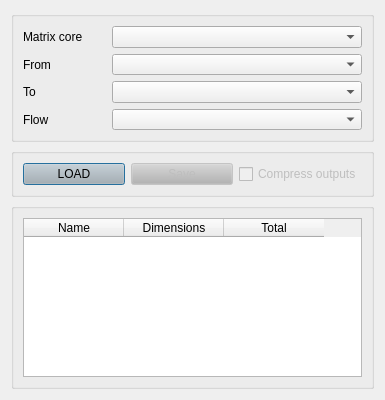
Old version of the form qaequilibrae/modules/matrix_procedures/forms/ui_matrix_loader.ui in the repository AequilibraE/qaequilibrae.
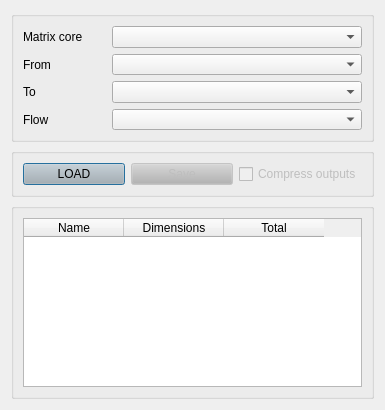
New version of the form. Icons and pictures are not drawn.

```diff
--- a/qaequilibrae/modules/matrix_procedures/forms/ui_matrix_loader.ui
+++ b/qaequilibrae/modules/matrix_procedures/forms/ui_matrix_loader.ui
@@ -10,7 +10,7 @@
     <x>0</x>
     <y>0</y>
     <width>385</width>
-    <height>400</height>
+    <height>410</height>
    </rect>
   </property>
   <property name="sizePolicy">
```
Left out of the diff: 2 changed lines with no effect on the pictures.
